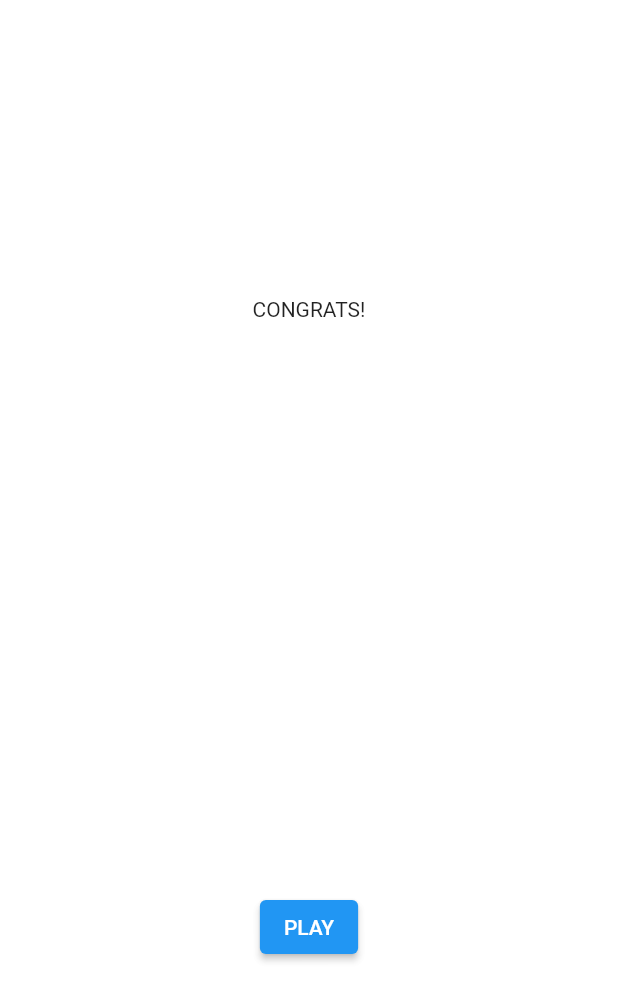
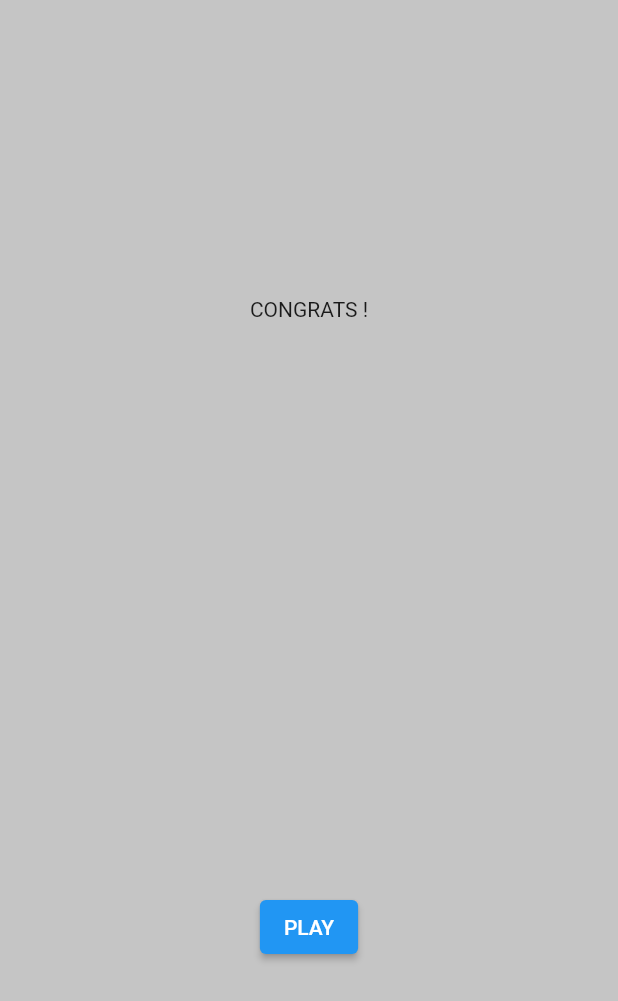
Before and after one commit to Hhanri/puzzle, a Flutter app: the screen it shows after launch, after a tap on an icon or button, on a phone screen of 412 x 824 dp. Shown: the top 1001 px of the screen. Run offline on Flutter 3.47's test engine with Material 2 defaults, Android fonts, the phone set to English and light mode, and no system bars; our stand-ins replace bloc, equatable, flutter_bloc.

Commit message:
tried to add responsiveness, TextWidget

```diff
--- a/lib/main.dart
+++ b/lib/main.dart
@@ -15,7 +15,7 @@ class MyApp extends StatelessWidget {
       title: 'Flutter Demo',
       theme: ThemeData(
         primarySwatch: Colors.blue,
-        scaffoldBackgroundColor: Colors.white24
+        scaffoldBackgroundColor: Colors.black12,
       ),
       home: const HomeScreen(),
     );
--- a/lib/pages/game_page.dart
+++ b/lib/pages/game_page.dart
@@ -1,4 +1,5 @@
 import 'package:flutter/material.dart';
+import 'package:flutter/rendering.dart';
 import 'package:puzzle/bloc/puzzle_bloc.dart';
 import 'package:puzzle/widgets/game_board_widget.dart';
 import 'package:puzzle/widgets/replay_button_widget.dart';
@@ -9,16 +10,41 @@ class GameScreen extends StatelessWidget {
 
   @override
   Widget build(BuildContext context) {
+    double width = MediaQuery.of(context).size.width;
+    if (width <= 740) {
+      return GameBoardScreen(state: state);
+    } else {
+      return Row(
+        children: [
+          const Spacer(),
+          Expanded(
+            flex: 3,
+            child: GameBoardScreen(state: state)
+          ),
+          const Spacer()
+        ],
+      );
+    }
+  }
+}
+
+class GameBoardScreen extends StatelessWidget {
+  final PuzzleGameState state;
+  const GameBoardScreen({Key? key, required this.state}) : super(key: key);
+
+  @override
+  Widget build(BuildContext context) {
     return Column(
       mainAxisAlignment: MainAxisAlignment.spaceAround,
       children: [
         Expanded(
+          flex: 6,
           child: GameBoardWidget(
             state: state,
             puzzle: state.puzzle,
           ),
         ),
-        const Center(child: ReplayButtonWidget())
+        const Expanded(child: ReplayButtonWidget())
       ],
     );
   }
--- a/lib/pages/home_page.dart
+++ b/lib/pages/home_page.dart
@@ -10,7 +10,7 @@ class HomeScreen extends StatelessWidget {
   @override
   Widget build(BuildContext context) {
     return Scaffold(
-      backgroundColor: Colors.white60,
+      backgroundColor: Colors.black12,
       body: Center(
         child: BlocProvider<PuzzleBloc>(
           create: (context) => PuzzleBloc()..add(StartGameEvent()),
--- a/lib/pages/win_page.dart
+++ b/lib/pages/win_page.dart
@@ -1,5 +1,6 @@
 import 'package:flutter/material.dart';
 import 'package:puzzle/widgets/replay_button_widget.dart';
+import 'package:puzzle/widgets/text_widget.dart';
 
 class WinScreen extends StatelessWidget {
   const WinScreen({Key? key}) : super(key: key);
@@ -9,7 +10,7 @@ class WinScreen extends StatelessWidget {
     return Column(
       mainAxisAlignment: MainAxisAlignment.spaceAround,
       children: const [
-        Expanded(child: Center(child: Text("CONGRATS!"))),
+        Expanded(child: TextWidget(text: "CONGRATS !")),
         Expanded(child: Center(child: ReplayButtonWidget()))
       ],
     );
--- a/lib/widgets/game_board_widget.dart
+++ b/lib/widgets/game_board_widget.dart
@@ -15,7 +15,12 @@ class GameBoardWidget extends StatelessWidget {
 
   @override
   Widget build(BuildContext context) {
+    double height = MediaQuery.of(context).size.height;
     return Container(
+      constraints: BoxConstraints(
+        minHeight: height * (3/4),
+        maxWidth: double.infinity
+      ),
       color: Colors.black12,
       child: GridView.builder(
         physics: const NeverScrollableScrollPhysics(),
--- a/lib/widgets/replay_button_widget.dart
+++ b/lib/widgets/replay_button_widget.dart
@@ -7,11 +7,16 @@ class ReplayButtonWidget extends StatelessWidget {
 
   @override
   Widget build(BuildContext context) {
-    return ElevatedButton(
-      onPressed: () {
-        BlocProvider.of<PuzzleBloc>(context).add(StartGameEvent());
-      },
-      child: const Text("PLAY")
+    return Container(
+      color: Colors.black12,
+      child: Center(
+        child: ElevatedButton(
+          onPressed: () {
+            BlocProvider.of<PuzzleBloc>(context).add(StartGameEvent());
+          },
+          child: const Text("PLAY")
+        ),
+      ),
     );
   }
 }
--- /dev/null
+++ b/lib/widgets/text_widget.dart
@@ -0,0 +1,16 @@
+import 'package:flutter/material.dart';
+
+class TextWidget extends StatelessWidget {
+  final String text;
+  const TextWidget({Key? key, required this.text}) : super(key: key);
+
+  @override
+  Widget build(BuildContext context) {
+    return Container(
+      color: Colors.black12,
+      child: Center(
+        child: Text(text),
+      )
+    );
+  }
+}
```
